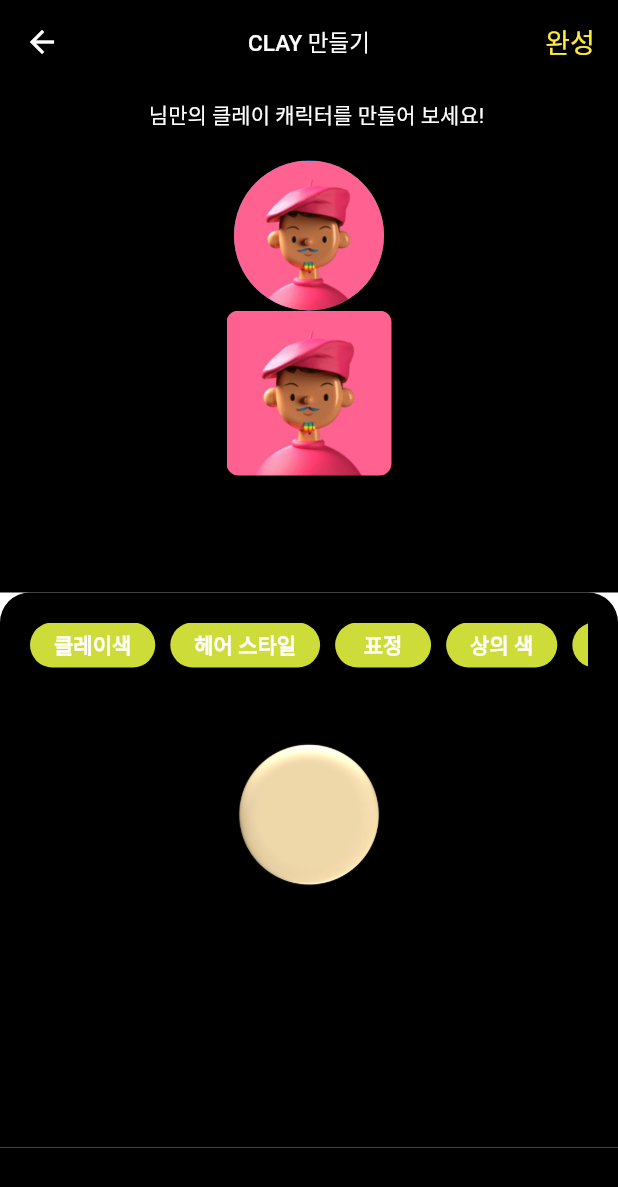
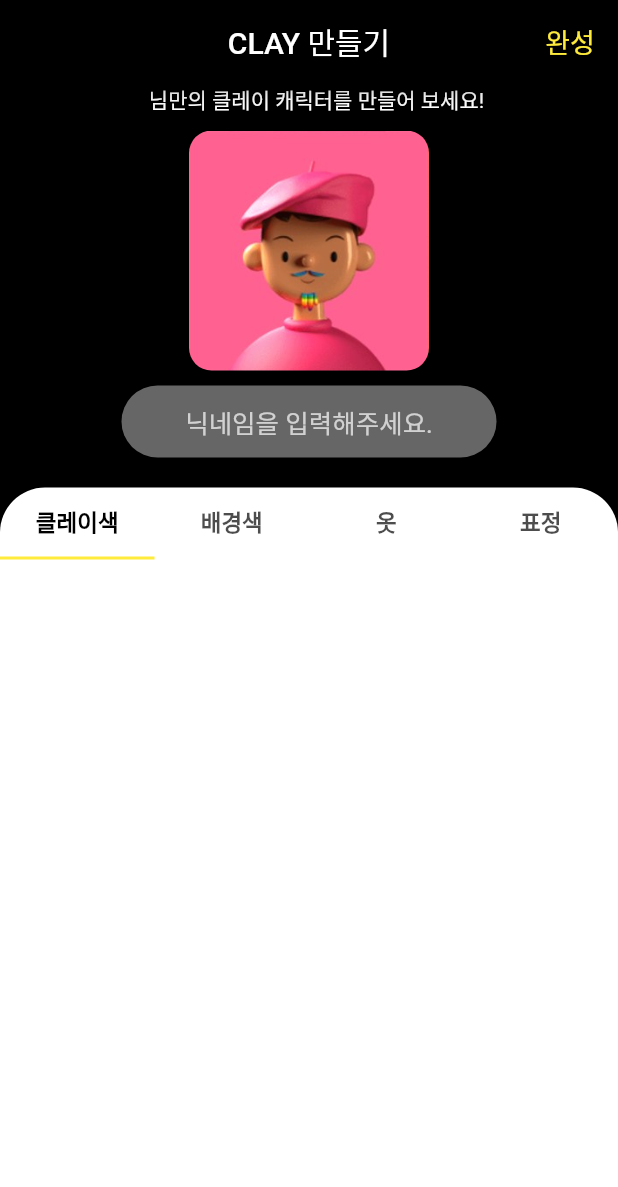
Before and after one commit to Wevivor/Hackathon, a Flutter app: the MakeClay screen opened directly, on a phone screen of 412 x 824 dp. Shown: the top 1187 px of the screen. Run offline on Flutter 3.47's test engine with Material 2 defaults, Android fonts, the phone set to English and light mode, and no system bars; our stand-ins replace cloud_firestore, draggable_home, firebase_auth, firebase_core, flutter_signin_button, google_sign_in; missing offline and left inert: metadata_fetch, receive_sharing_intent; accounts and stored records are empty.

Commit message:
[mdf]makeclay_soyun

```diff
--- a/lib/main.dart
+++ b/lib/main.dart
@@ -1,3 +1,4 @@
+import 'package:agile_hackathon/screen/makeclay_screen.dart';
 import 'package:agile_hackathon/screen/splash.dart';
 import 'package:flutter/material.dart';
 
@@ -18,7 +19,7 @@ class MyApp extends StatelessWidget {
         primaryColorLight: Colors.white,
         // primaryColor: Colors.black,
       ),
-      home: Splash(),
+      home: MakeClay(),
       // initialRoute: App.id,
       // routes: {
       //   App.id: (context) => App(),
--- a/lib/screen/makeclay_screen.dart
+++ b/lib/screen/makeclay_screen.dart
@@ -1,5 +1,6 @@
 import 'package:agile_hackathon/makeclay_data.dart';
 import 'package:agile_hackathon/widget/bottombar.dart';
+import 'package:flutter/cupertino.dart';
 
 import 'package:flutter/material.dart';
 import 'package:firebase_auth/firebase_auth.dart';
@@ -13,7 +14,7 @@ class MakeClay extends StatelessWidget {
       appBar: AppBar(
         title: Text(
           'CLAY 만들기',
-          style: TextStyle(color: Colors.white, fontSize: 15),
+          style: TextStyle(color: Colors.white, fontSize: 20),
         ),
         centerTitle: true, //타이틀 중앙배열
         // elevation: 0.0, //앱바하단 경계선 제거
@@ -30,7 +31,7 @@ class MakeClay extends StatelessWidget {
                 //push속성 : 다음화면으로 이동 -새로운 화면이 표시되어도 이전 화면은 메모리에 남게 됨.
                 context,
                 MaterialPageRoute(
-                  builder: (context) => BottomBar(), //화면이동 코드
+                  builder: (context) => Center(child: BottomBar()), //화면이동 코드
                 ),
               );
             },
@@ -42,12 +43,10 @@ class MakeClay extends StatelessWidget {
       body: Container(
         color: Colors.black,
         child: Center(
-          child: ListView(
-            children: [
-              Column(
+          child: Column(
             children: <Widget>[
               Padding(
-                    padding: EdgeInsets.only(left: 10, top: 10, bottom: 20),
+                padding: EdgeInsets.only(left: 10, bottom: 10),
                 child: Row(
                   mainAxisAlignment: MainAxisAlignment.center,
                   children: [
@@ -87,34 +86,96 @@ class MakeClay extends StatelessWidget {
                 ),
               ),
               //완성된 캐릭터
-                  CircleAvatar(
-                    radius: 50.0,
-                    backgroundImage: AssetImage('images/pink.jpg'),
-                  ),
               ClipRRect(
-                    borderRadius: BorderRadius.circular(8.0),
+                borderRadius: BorderRadius.circular(15.0),
                 child: Image.asset(
                   'images/pink.jpg',
-                      width: 110.0,
-                      height: 110.0,
+                  width: 160.0,
+                  height: 160.0,
                   fit: BoxFit.fill,
                 ),
               ),
-                  SizedBox(
-                    width: 200,
+              SizedBox(height: 10.0),
+              Container(
+                width: 250,
+                decoration: BoxDecoration(
+                  color: Colors.white54.withOpacity(0.4),
+                  borderRadius: BorderRadius.circular(32),
+                ),
                 child: TextField(
                   textAlign: TextAlign.center,
                   decoration: InputDecoration(
-                          hintText: '닉네임 입력',
-                          contentPadding: EdgeInsets.only(bottom: -15)),
+                    hintStyle: TextStyle(fontSize: 17, color: Colors.white70),
+                    hintText: '닉네임을 입력해주세요.',
+                    border: InputBorder.none,
+                    contentPadding: EdgeInsets.all(10),
                   ),
                 ),
-                  SizedBox(height: 30),
+              ),
+              SizedBox(height: 20.0),
+//
               SelectClay(),
             ],
           ),
+        ),
+      ),
+    );
+  }
+
+  Expanded SelectClay() {
+    return Expanded(
+      child: Container(
+        decoration: BoxDecoration(
+            color: Colors.white,
+            borderRadius: BorderRadius.only(
+                topLeft: Radius.circular(30), topRight: Radius.circular(30))),
+        child: Column(
+          children: <Widget>[
+            DefaultTabController(
+              length: 4,
+              initialIndex: 0,
+              child: Column(
+                children: <Widget>[
+                  TabBar(
+                      indicatorColor: Colors.yellow,
+                      labelColor: Colors.black,
+                      labelStyle:
+                          TextStyle(fontSize: 15, fontWeight: FontWeight.bold),
+                      tabs: [
+                        Tab(text: "클레이색"),
+                        Tab(
+                          text: "배경색",
+                        ),
+                        Tab(
+                          text: "옷",
+                        ),
+                        Tab(
+                          text: "표정",
+                        )
+                      ]),
+                  SingleChildScrollView(
+                    child: Column(
+                      children: <Widget>[
+                        Container(
+                          child: SizedBox(
+                            height: 380,
+                            child: TabBarView(
+                              children: <Widget>[
+                                FaceScreen(),
+                                FaceScreen(),
+                                FaceScreen(),
+                                FaceScreen(),
                               ],
                             ),
+                          ),
+                        ),
+                      ],
+                    ),
+                  )
+                ],
+              ),
+            )
+          ],
         ),
       ),
     );
@@ -122,276 +183,353 @@ class MakeClay extends StatelessWidget {
 }
 
 //하단 클레이 커스텀 화면
-class SelectClay extends StatelessWidget {
+//class SelectClay extends StatefulWidget {
+//  @override
+//  _SelectClayState createState() => _SelectClayState();
+//}
+//
+//class _SelectClayState extends State<SelectClay>
+//    with SingleTickerProviderStateMixin {
+//  late TabController _tabController;
+//
+//  @override
+//  void initState() {
+//    super.initState();
+//    _tabController =
+//        TabController(length: list.length, vsync: this); // initialise it here
+//  }
+//
+//  @override
+//  void dispose() {
+//    _tabController.dispose();
+//    super.dispose();
+//  }
+//
+//  List<Widget> list = [
+//    Tab(icon: Icon(Icons.android)),
+//    Tab(icon: Icon(Icons.add_shopping_cart)),
+//    Tab(icon: Icon(Icons.card_giftcard)),
+//    Tab(icon: Icon(Icons.phone_android)),
+//  ];
+//
+//  textStyle() {
+//    return TextStyle(color: Colors.black, fontSize: 20.0);
+//  }
+//
+//  @override
+//  Widget build(BuildContext context) {
+//    return Scaffold(
+////      appBar: AppBar(
+////        bottom: TabBar(
+////          controller: _tabController,
+////          isScrollable: true,
+////          tabs: list,
+////          indicator: UnderlineTabIndicator(
+////              borderSide: BorderSide(width: 2.0, color: Colors.white),
+////              insets: EdgeInsets.symmetric(horizontal: 0.0)),
+////
+//////        /  indicatorPadding: EdgeInsets.all(0.0),
+////          indicatorWeight: 4.0,
+////          labelPadding: EdgeInsets.only(left: 30.0, right: 30.0),
+////        ),
+////      ),
+////      body: TabBarView(
+////        controller: _tabController,
+////        children: [
+////          Center(
+////              child: Text(
+////            'Cake',
+////            style: textStyle(),
+////          )),
+////          Center(
+////              child: Text(
+////            'Cart',
+////            style: textStyle(),
+////          )),
+////          Center(
+////              child: Text(
+////            'GiftCard',
+////            style: textStyle(),
+////          )),
+////          Center(
+////              child: Text(
+////            'Phone',
+////            style: textStyle(),
+////          )),
+////        ],
+////      ),
+//        body: DefaultTabController(
+//            length: 3,
+//            child: Scaffold(
+//              appBar: AppBar(
+//                backgroundColor: Colors.redAccent,
+//                bottom: TabBar(
+//                    labelColor: Colors.redAccent,
+//                    unselectedLabelColor: Colors.white,
+//                    indicatorSize: TabBarIndicatorSize.label,
+//                    indicator: BoxDecoration(
+//                        borderRadius: BorderRadius.only(
+//                            topLeft: Radius.circular(10),
+//                            topRight: Radius.circular(10)),
+//                        color: Colors.white),
+//                    tabs: [
+//                      Tab(
+//                        child: Align(
+//                          alignment: Alignment.center,
+//                          child: Text("APPS"),
+//                        ),
+//                      ),
+//                      Tab(
+//                        child: Align(
+//                          alignment: Alignment.center,
+//                          child: Text("MOVIES"),
+//                        ),
+//                      ),
+//                      Tab(
+//                        child: Align(
+//                          alignment: Alignment.center,
+//                          child: Text("GAMES"),
+//                        ),
+//                      ),
+//                    ]),
+//              ),
+//              body: TabBarView(children: [
+//                Icon(Icons.apps),
+//                Icon(Icons.movie),
+//                Icon(Icons.games),
+//              ]),
+//            )));
+////    Container(
+////      color: Colors.white,
+////      child: Container(
+////        padding: EdgeInsets.all(20.0),
+////        decoration: BoxDecoration(
+////          color: Colors.white,
+////          borderRadius: BorderRadius.only(
+////            topLeft: Radius.circular(20.0),
+////            topRight: Radius.circular(20.0),
+////          ),
+////        ),
+////      ),
+////    );
+//  }
+//}
+
+//커스텀버튼 누르면 나올 하단 커스텀 창
+class FaceScreen extends StatelessWidget {
   @override
   Widget build(BuildContext context) {
-    return Container(
-      color: Colors.white,
+    return SafeArea(
+      child: Container(
+        color: Color(0xFFFFFFFF),
         child: Container(
           padding: EdgeInsets.all(20.0),
           decoration: BoxDecoration(
-          color: Colors.black,
+            color: Colors.white,
             borderRadius: BorderRadius.only(
               topLeft: Radius.circular(20.0),
               topRight: Radius.circular(20.0),
             ),
           ),
-        child: Column(
-          crossAxisAlignment: CrossAxisAlignment.stretch,
-          // mainAxisAlignment: MainAxisAlignment.start,
-          children: [
-            SelectButton(),
-            SizedBox(height: 50),
-            //커스텀 창
-            Container(
-              color: Colors.black,
-              child: Image.asset(
-                'images/face.png',
-                height: 100,
-              ),
-              // decoration: BoxDecoration(
-              //     border: Border.all(color: Colors.black, width: 10)),
-            ),
-            SizedBox(height: 150),
-          ],
         ),
       ),
     );
   }
 }
-
-//커스텀버튼 누르면 나올 하단 커스텀 창
-class FaceScreen extends StatelessWidget {
-  @override
-  Widget build(BuildContext context) {
-    return Container(
-      color: Color(0xFFFFFFFF),
-      child: Container(
-        padding: EdgeInsets.all(20.0),
-        decoration: BoxDecoration(
-          color: Colors.black,
-          borderRadius: BorderRadius.only(
-            topLeft: Radius.circular(20.0),
-            topRight: Radius.circular(20.0),
-          ),
-        ),
-        child: Column(
-          crossAxisAlignment: CrossAxisAlignment.stretch,
-          // mainAxisAlignment: MainAxisAlignment.start,
-          children: [
-            SelectButton(),
-            SizedBox(height: 50),
-            //커스텀 창
-            Container(
-              color: Colors.black,
-              child: Image.asset(
-                'images/face.png',
-                height: 100,
-              ),
-              // decoration: BoxDecoration(
-              //     border: Border.all(color: Colors.black, width: 10)),
-            ),
-            SizedBox(height: 150),
-          ],
-        ),
-      ),
-    );
-  }
-}
-
-class HairScreen extends StatelessWidget {
-  @override
-  Widget build(BuildContext context) {
-    return Container(
-      color: Color(0xFFFFFFFF),
-      child: Container(
-        padding: EdgeInsets.all(20.0),
-        decoration: BoxDecoration(
-          color: Colors.black,
-          borderRadius: BorderRadius.only(
-            topLeft: Radius.circular(20.0),
-            topRight: Radius.circular(20.0),
-          ),
-        ),
-        child: Column(
-          crossAxisAlignment: CrossAxisAlignment.stretch,
-          // mainAxisAlignment: MainAxisAlignment.start,
-          children: [
-            SelectButton(),
-            SizedBox(height: 50),
-            //커스텀 창
-            Container(
-              color: Colors.black,
-              child: Image.asset(
-                'images/cha.png',
-                height: 100,
-              ),
-              // decoration: BoxDecoration(
-              //     border: Border.all(color: Colors.black, width: 10)),
-            ),
-            SizedBox(height: 150),
-          ],
-        ),
-      ),
-    );
-  }
-}
-
 //
-//클레이 커스텀 선택 버튼: 클레이색,헤어,표정,상의색,배경색 버튼
-class SelectButton extends StatelessWidget {
-  @override
-  Widget build(BuildContext context) {
-    return Container(
-      height: 30,
-      child: ListView(
-        scrollDirection: Axis.horizontal,
-        children: [
-          ButtonTheme(
-            minWidth: 20, //버튼의 최소 가로 길이
-            height: 10, //버튼의 세로 길이
-            shape: RoundedRectangleBorder(
-                //버튼을 둥글게 처리
-                borderRadius: BorderRadius.circular(40)),
-            child: ElevatedButton(
-              //ButtonTheme의 child로 버튼 위젯 삽입
-              style: ButtonStyle(
-                backgroundColor: MaterialStateProperty.all(Colors.lime),
-                shape: MaterialStateProperty.all<RoundedRectangleBorder>(
-                  RoundedRectangleBorder(
-                    borderRadius: BorderRadius.circular(18.0),
-                    //side: BorderSide(color: Colors.lime)   // border line color
-                  ),
-                ),
-              ),
-              onPressed: () {
-                FaceScreen();
-              },
-              child: Text(
-                '클레이색',
-                style:
-                    TextStyle(fontWeight: FontWeight.bold, color: Colors.white),
-              ),
-            ),
-          ),
-          SizedBox(
-            width: 10,
-          ),
-          ButtonTheme(
-            minWidth: 20, //버튼의 최소 가로 길이
-            height: 10, //버튼의 세로 길이
-            shape: RoundedRectangleBorder(
-                //버튼을 둥글게 처리
-                borderRadius: BorderRadius.circular(40)),
-            child: ElevatedButton(
-              //ButtonTheme의 child로 버튼 위젯 삽입
-              style: ButtonStyle(
-                backgroundColor: MaterialStateProperty.all(Colors.lime),
-                shape: MaterialStateProperty.all<RoundedRectangleBorder>(
-                  RoundedRectangleBorder(
-                    borderRadius: BorderRadius.circular(18.0),
-                    //side: BorderSide(color: Colors.lime)   // border line color
-                  ),
-                ),
-              ),
-              onPressed: () {
-                HairScreen();
-              },
-              child: Text(
-                '헤어 스타일',
-                style:
-                    TextStyle(fontWeight: FontWeight.bold, color: Colors.white),
-              ),
-            ),
-          ),
-          SizedBox(
-            width: 10,
-          ),
-          ButtonTheme(
-            minWidth: 20, //버튼의 최소 가로 길이
-            height: 10, //버튼의 세로 길이
-            shape: RoundedRectangleBorder(
-                //버튼을 둥글게 처리
-                borderRadius: BorderRadius.circular(40)),
-            child: ElevatedButton(
-              //ButtonTheme의 child로 버튼 위젯 삽입
-              style: ButtonStyle(
-                backgroundColor: MaterialStateProperty.all(Colors.lime),
-                shape: MaterialStateProperty.all<RoundedRectangleBorder>(
-                  RoundedRectangleBorder(
-                    borderRadius: BorderRadius.circular(18.0),
-                    //side: BorderSide(color: Colors.lime)   // border line color
-                  ),
-                ),
-              ),
-              onPressed: () {},
-              child: Text(
-                '표정',
-                style:
-                    TextStyle(fontWeight: FontWeight.bold, color: Colors.white),
-              ),
-            ),
-          ),
-          SizedBox(
-            width: 10,
-          ),
-//상의 색 버튼
-          ButtonTheme(
-            minWidth: 20, //버튼의 최소 가로 길이
-            height: 10, //버튼의 세로 길이
-            shape: RoundedRectangleBorder(
-                //버튼을 둥글게 처리
-                borderRadius: BorderRadius.circular(40)),
-            child: ElevatedButton(
-              //ButtonTheme의 child로 버튼 위젯 삽입
-              style: ButtonStyle(
-                backgroundColor: MaterialStateProperty.all(Colors.lime),
-                shape: MaterialStateProperty.all<RoundedRectangleBorder>(
-                  RoundedRectangleBorder(
-                    borderRadius: BorderRadius.circular(18.0),
-                    //side: BorderSide(color: Colors.lime)   // border line color
-                  ),
-                ),
-              ),
-              onPressed: () {},
-              child: Text(
-                '상의 색',
-                style:
-                    TextStyle(fontWeight: FontWeight.bold, color: Colors.white),
-              ),
-            ),
-          ),
-          SizedBox(
-            width: 10,
-          ),
-//배경색 버튼
-          ButtonTheme(
-            minWidth: 20, //버튼의 최소 가로 길이
-            height: 10, //버튼의 세로 길이
-            shape: RoundedRectangleBorder(
-                //버튼을 둥글게 처리
-                borderRadius: BorderRadius.circular(40)),
-            child: ElevatedButton(
-              //ButtonTheme의 child로 버튼 위젯 삽입
-              style: ButtonStyle(
-                backgroundColor: MaterialStateProperty.all(Colors.lime),
-                shape: MaterialStateProperty.all<RoundedRectangleBorder>(
-                  RoundedRectangleBorder(
-                    borderRadius: BorderRadius.circular(18.0),
-                    //side: BorderSide(color: Colors.lime)   // border line color
-                  ),
-                ),
-              ),
-              onPressed: () {},
-              child: Text(
-                '배경색',
-                style:
-                    TextStyle(fontWeight: FontWeight.bold, color: Colors.white),
-              ),
-            ),
-          ),
-        ],
-      ),
-    );
-  }
-}
+//class HairScreen extends StatelessWidget {
+//  @override
+//  Widget build(BuildContext context) {
+//    return Container(
+//      color: Color(0xFFFFFFFF),
+//      child: Container(
+//        padding: EdgeInsets.all(20.0),
+//        decoration: BoxDecoration(
+//          color: Colors.black,
+//          borderRadius: BorderRadius.only(
+//            topLeft: Radius.circular(20.0),
+//            topRight: Radius.circular(20.0),
+//          ),
+//        ),
+//        child: Column(
+//          crossAxisAlignment: CrossAxisAlignment.stretch,
+//          // mainAxisAlignment: MainAxisAlignment.start,
+//          children: [
+//            SelectButton(),
+//            SizedBox(height: 50),
+//            //커스텀 창
+//            Container(
+//              color: Colors.black,
+//              child: Image.asset(
+//                'images/cha.png',
+//                height: 100,
+//              ),
+//              // decoration: BoxDecoration(
+//              //     border: Border.all(color: Colors.black, width: 10)),
+//            ),
+//            SizedBox(height: 150),
+//          ],
+//        ),
+//      ),
+//    );
+//  }
+//}
+//
+////
+////클레이 커스텀 선택 버튼: 클레이색,헤어,표정,상의색,배경색 버튼
+//class SelectButton extends StatelessWidget {
+//  @override
+//  Widget build(BuildContext context) {
+//    return Container(
+//      height: 30,
+//      child: ListView(
+//        scrollDirection: Axis.horizontal,
+//        children: [
+//          ButtonTheme(
+//            minWidth: 20, //버튼의 최소 가로 길이
+//            height: 10, //버튼의 세로 길이
+//            shape: RoundedRectangleBorder(
+//                //버튼을 둥글게 처리
+//                borderRadius: BorderRadius.circular(40)),
+//            child: ElevatedButton(
+//              //ButtonTheme의 child로 버튼 위젯 삽입
+//              style: ButtonStyle(
+//                backgroundColor: MaterialStateProperty.all(Colors.lime),
+//                shape: MaterialStateProperty.all<RoundedRectangleBorder>(
+//                  RoundedRectangleBorder(
+//                    borderRadius: BorderRadius.circular(18.0),
+//                    //side: BorderSide(color: Colors.lime)   // border line color
+//                  ),
+//                ),
+//              ),
+//              onPressed: () {
+//                FaceScreen();
+//              },
+//              child: Text(
+//                '클레이색',
+//                style:
+//                    TextStyle(fontWeight: FontWeight.bold, color: Colors.white),
+//              ),
+//            ),
+//          ),
+//          SizedBox(
+//            width: 10,
+//          ),
+//          ButtonTheme(
+//            minWidth: 20, //버튼의 최소 가로 길이
+//            height: 10, //버튼의 세로 길이
+//            shape: RoundedRectangleBorder(
+//                //버튼을 둥글게 처리
+//                borderRadius: BorderRadius.circular(40)),
+//            child: ElevatedButton(
+//              //ButtonTheme의 child로 버튼 위젯 삽입
+//              style: ButtonStyle(
+//                backgroundColor: MaterialStateProperty.all(Colors.lime),
+//                shape: MaterialStateProperty.all<RoundedRectangleBorder>(
+//                  RoundedRectangleBorder(
+//                    borderRadius: BorderRadius.circular(18.0),
+//                    //side: BorderSide(color: Colors.lime)   // border line color
+//                  ),
+//                ),
+//              ),
+//              onPressed: () {
+//                HairScreen();
+//              },
+//              child: Text(
+//                '헤어 스타일',
+//                style:
+//                    TextStyle(fontWeight: FontWeight.bold, color: Colors.white),
+//              ),
+//            ),
+//          ),
+//          SizedBox(
+//            width: 10,
+//          ),
+//          ButtonTheme(
+//            minWidth: 20, //버튼의 최소 가로 길이
+//            height: 10, //버튼의 세로 길이
+//            shape: RoundedRectangleBorder(
+//                //버튼을 둥글게 처리
+//                borderRadius: BorderRadius.circular(40)),
+//            child: ElevatedButton(
+//              //ButtonTheme의 child로 버튼 위젯 삽입
+//              style: ButtonStyle(
+//                backgroundColor: MaterialStateProperty.all(Colors.lime),
+//                shape: MaterialStateProperty.all<RoundedRectangleBorder>(
+//                  RoundedRectangleBorder(
+//                    borderRadius: BorderRadius.circular(18.0),
+//                    //side: BorderSide(color: Colors.lime)   // border line color
+//                  ),
+//                ),
+//              ),
+//              onPressed: () {},
+//              child: Text(
+//                '표정',
+//                style:
+//                    TextStyle(fontWeight: FontWeight.bold, color: Colors.white),
+//              ),
+//            ),
+//          ),
+//          SizedBox(
+//            width: 10,
+//          ),
+////상의 색 버튼
+//          ButtonTheme(
+//            minWidth: 20, //버튼의 최소 가로 길이
+//            height: 10, //버튼의 세로 길이
+//            shape: RoundedRectangleBorder(
+//                //버튼을 둥글게 처리
+//                borderRadius: BorderRadius.circular(40)),
+//            child: ElevatedButton(
+//              //ButtonTheme의 child로 버튼 위젯 삽입
+//              style: ButtonStyle(
+//                backgroundColor: MaterialStateProperty.all(Colors.lime),
+//                shape: MaterialStateProperty.all<RoundedRectangleBorder>(
+//                  RoundedRectangleBorder(
+//                    borderRadius: BorderRadius.circular(18.0),
+//                    //side: BorderSide(color: Colors.lime)   // border line color
+//                  ),
+//                ),
+//              ),
+//              onPressed: () {},
+//              child: Text(
+//                '상의 색',
+//                style:
+//                    TextStyle(fontWeight: FontWeight.bold, color: Colors.white),
+//              ),
+//            ),
+//          ),
+//          SizedBox(
+//            width: 10,
+//          ),
+////배경색 버튼
+//          ButtonTheme(
+//            minWidth: 20, //버튼의 최소 가로 길이
+//            height: 10, //버튼의 세로 길이
+//            shape: RoundedRectangleBorder(
+//                //버튼을 둥글게 처리
+//                borderRadius: BorderRadius.circular(40)),
+//            child: ElevatedButton(
+//              //ButtonTheme의 child로 버튼 위젯 삽입
+//              style: ButtonStyle(
+//                backgroundColor: MaterialStateProperty.all(Colors.lime),
+//                shape: MaterialStateProperty.all<RoundedRectangleBorder>(
+//                  RoundedRectangleBorder(
+//                    borderRadius: BorderRadius.circular(18.0),
+//                    //side: BorderSide(color: Colors.lime)   // border line color
+//                  ),
+//                ),
+//              ),
+//              onPressed: () {},
+//              child: Text(
+//                '배경색',
+//                style:
+//                    TextStyle(fontWeight: FontWeight.bold, color: Colors.white),
+//              ),
+//            ),
+//          ),
+//        ],
+//      ),
+//    );
+//  }
+//}
```
Lines whose indentation alone changed are shown as unchanged.
